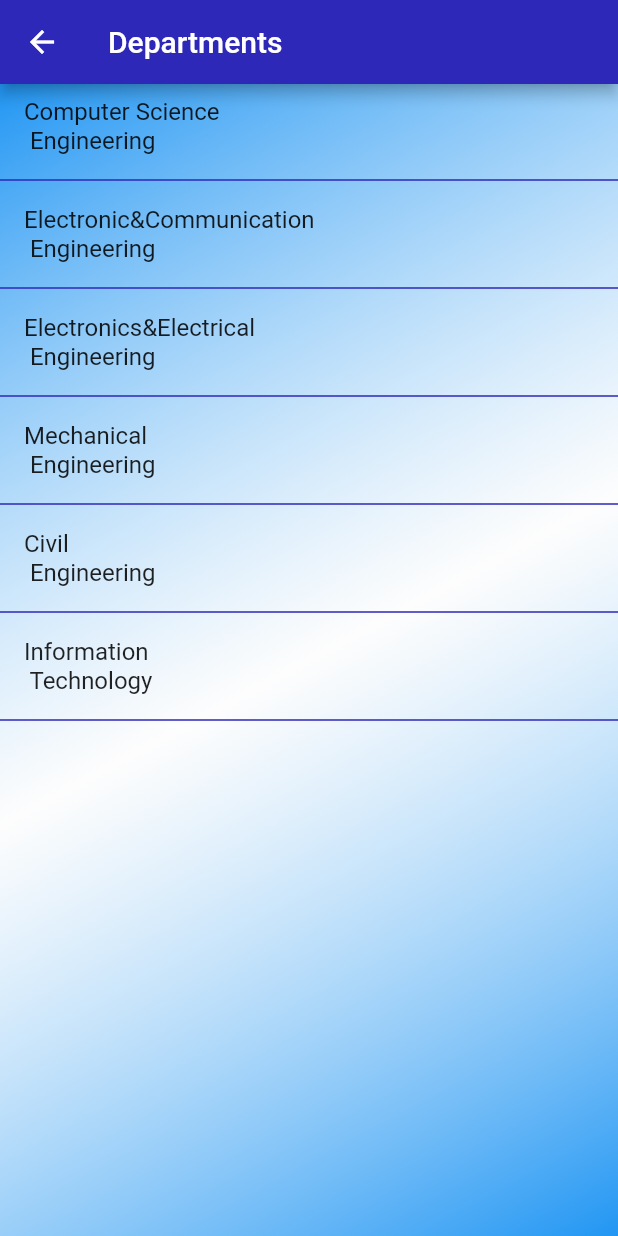
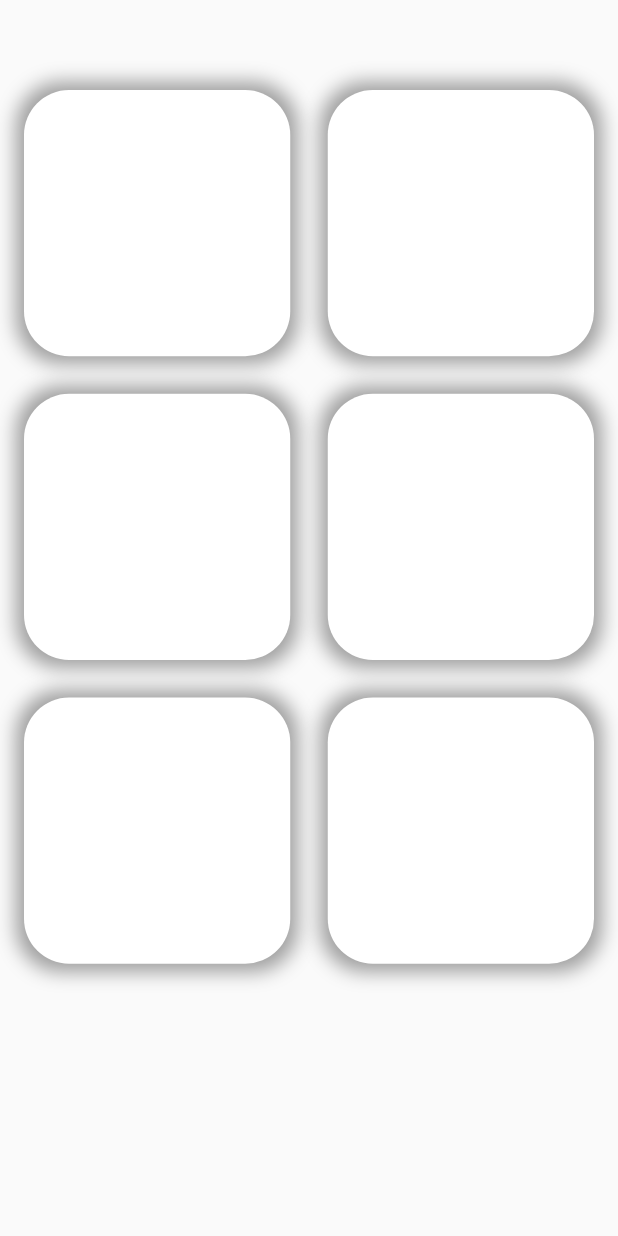
Before and after one commit to Rajakotha/smartstudy, a Flutter app: the third screen opened directly, on a phone screen of 412 x 824 dp. Run offline on Flutter 3.47's test engine with Material 2 defaults, Android fonts, the phone set to English and light mode, and no system bars; our stand-ins replace carousel_slider, smooth_page_indicator.

Commit message:
changed third page

```diff
--- a/lib/third.dart
+++ b/lib/third.dart
@@ -11,24 +11,75 @@ class third extends StatefulWidget {
 class _thirdState extends State<third> {
   @override
   Widget build(BuildContext context) {
-    return Scaffold(appBar: AppBar(backgroundColor: Color(0xFF2d28b8),title: Text("Departments"),),body:Container(
-      decoration: BoxDecoration(
-          gradient: LinearGradient(begin: Alignment.topLeft,end: Alignment.bottomRight,
-              colors: [Colors.blue,Colors.white60,Colors.blue])
-      ),
-      child: ListView(children: [
-        ListTile(title: Text("Computer Science\n Engineering"),onTap: (){},),
-        Divider(color: Color(0xff2d28b8),thickness: 1,),
-        ListTile(title: Text("Electronic&Communication\n Engineering"),),
-        Divider(color: Color(0xff2d28b8),thickness: 1,),
-        ListTile(title: Text("Electronics&Electrical\n Engineering"),),
-        Divider(color: Color(0xff2d28b8),thickness: 1,),
-        ListTile(title: Text("Mechanical\n Engineering"),),
-        Divider(color: Color(0xff2d28b8),thickness: 1,),
-        ListTile(title: Text("Civil\n Engineering"),),
-        Divider(color: Color(0xff2d28b8),thickness: 1,),
-        ListTile(title: Text("Information\n Technology"),),
-        Divider(color: Color(0xff2d28b8),thickness: 1,),
+    return Scaffold(body:Padding(
+      padding: const EdgeInsets.fromLTRB(16,60, 16,0),
+      child: GridView(gridDelegate: SliverGridDelegateWithFixedCrossAxisCount(
+        crossAxisCount: 2,
+        crossAxisSpacing: 25,
+        mainAxisSpacing: 25
+      ),children: [
+        Container(
+          height: 200,width: 200,decoration: BoxDecoration(color: Colors.white, boxShadow: [BoxShadow(
+          color: Colors.grey,blurRadius: 10,spreadRadius: 5
+        )],
+          shape: BoxShape.rectangle,
+          borderRadius: BorderRadius.circular(30),
+
+
+        ),
+        ),
+        Container(
+          height: 200,width: 200,decoration: BoxDecoration(color: Colors.white, boxShadow: [BoxShadow(
+            color: Colors.grey,blurRadius: 10,spreadRadius: 5
+        )],
+          shape: BoxShape.rectangle,
+          borderRadius: BorderRadius.circular(30),
+
+
+        ),
+        ),
+        Container(
+          height: 200,width: 200,decoration: BoxDecoration( color: Colors.white,boxShadow: [BoxShadow(
+            color: Colors.grey,blurRadius: 10,
+          spreadRadius: 5
+        )],
+          shape: BoxShape.rectangle,
+          borderRadius: BorderRadius.circular(30),
+
+
+        ),
+        ),
+        Container(
+          height: 200,width: 200,decoration: BoxDecoration( color: Colors.white,boxShadow: [BoxShadow(
+            color: Colors.grey,blurRadius: 10,
+          spreadRadius: 5
+        )],
+          shape: BoxShape.rectangle,
+          borderRadius: BorderRadius.circular(30),
+
+
+        ),
+        ),
+        Container(
+          height: 200,width: 200,decoration: BoxDecoration( color: Colors.white,boxShadow: [BoxShadow(
+            color: Colors.grey,blurRadius: 10,spreadRadius: 5
+        )],
+          shape: BoxShape.rectangle,
+          borderRadius: BorderRadius.circular(30),
+
+
+        ),
+        ), Container(
+          height: 200,width: 200,decoration: BoxDecoration( color: Colors.white,boxShadow: [BoxShadow(
+            color: Colors.grey,blurRadius: 10,
+          spreadRadius: 5
+        )],
+          shape: BoxShape.rectangle,
+          borderRadius: BorderRadius.circular(30),
+
+
+        ),
+        )
       ],),
     ));
   }
```
